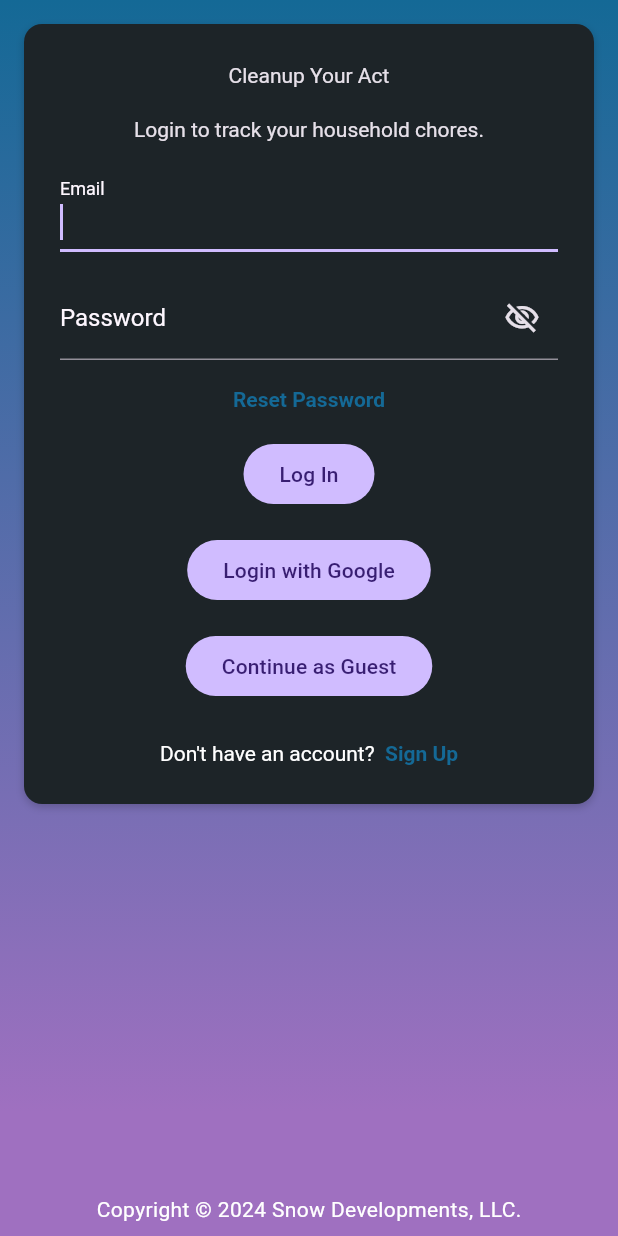
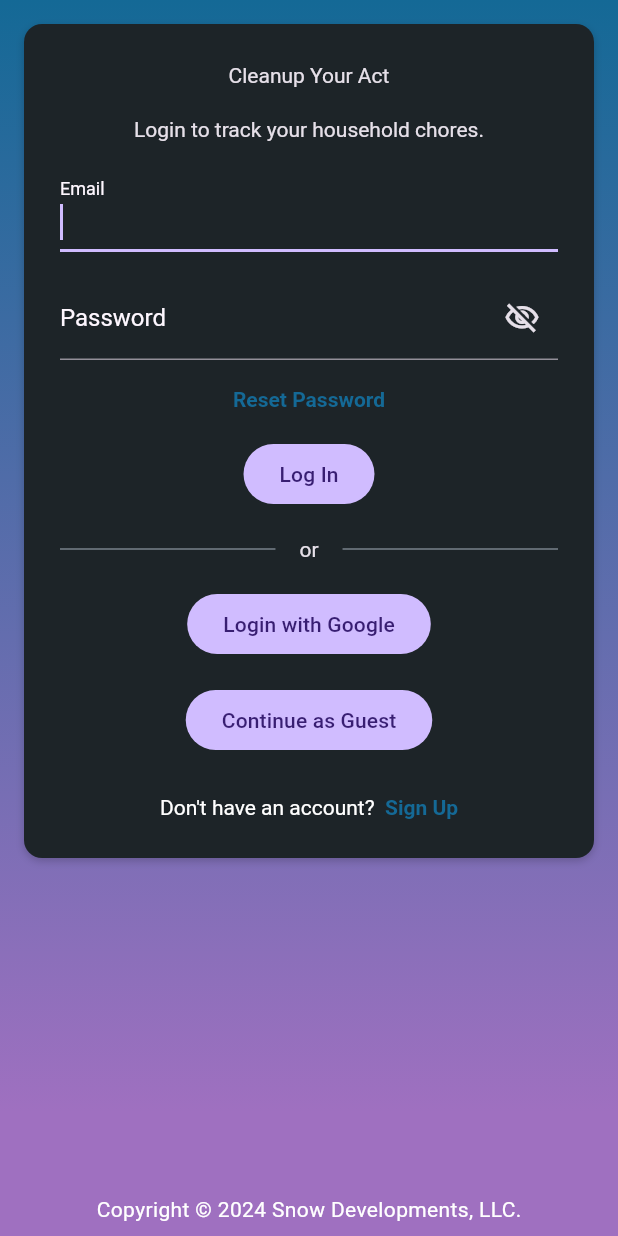
Before and after one commit to chances/chore-chart, a Flutter app: the screen it shows after launch, on a phone screen of 412 x 824 dp. Run offline on Flutter 3.47's test engine with Material 3 defaults, Android fonts, the phone set to English and light mode, and no system bars; our stand-ins replace auto_size_text, flutter_dotenv, go_router, mobx, package_info_plus, supabase and 1 more; accounts and stored records are empty; generated files the repository leaves out were written again; Roboto replaces fonts that are missing (Outfit, Readex Pro).

Commit message:
Fix login form "Or" divider

```diff
--- a/lib/pages/login.dart
+++ b/lib/pages/login.dart
@@ -48,6 +48,45 @@ class _LoginPageState extends State<LoginPage> {
   Widget build(BuildContext context) {
     final config = App.of(context);
 
+    var orDivider = Row(
+                          mainAxisSize: MainAxisSize.max,
+                          children: [
+                            Expanded(
+                              child: Opacity(
+                                opacity: 0.75,
+                                child: Container(
+                                  height: 1.0,
+                                  decoration: BoxDecoration(
+                                    color: ChoresTheme.secondaryText,
+                                  ),
+                                ),
+                              ),
+                            ),
+                            Padding(
+                              padding: EdgeInsetsDirectional.fromSTEB(16.0, 0.0, 16.0, 0.0),
+                              child: Text(
+                                'or',
+                                textAlign: TextAlign.center,
+                                style: Theme.of(context)
+                                    .typography
+                                    .white
+                                    .labelLarge
+                                    ?.copyWith(letterSpacing: 0.0),
+                              ),
+                            ),
+                            Expanded(
+                              child: Opacity(
+                                opacity: 0.75,
+                                child: Container(
+                                  height: 1.0,
+                                  decoration: BoxDecoration(
+                                    color: ChoresTheme.secondaryText,
+                                  ),
+                                ),
+                              ),
+                            ),
+                          ],
+                        );
     return Scaffold(
       body: Container(
         // FIXME: color: ChoresTheme.biceBlue,
@@ -185,68 +224,8 @@ class _LoginPageState extends State<LoginPage> {
                             context.pushReplacementNamed('/');
                           },
                           child: Text('Log In'),
-                          // options: FFButtonOptions(
-                          //   width: double.infinity,
-                          //   height: 44.0,
-                          //   padding: EdgeInsetsDirectional.fromSTEB(
-                          //       0.0, 0.0, 0.0, 0.0),
-                          //   iconPadding: EdgeInsetsDirectional.fromSTEB(
-                          //       0.0, 0.0, 0.0, 0.0),
-                          //   color: Theme.of(context).primary,
-                          //   textStyle: Theme.of(context)
-                          //       .typography
-                          //       .white
-                          //       .titleSmall
-                          //       ?.apply(color: Colors.white)
-                          //       .copyWith(letterSpacing: 0.0),
-                          //   elevation: 3.0,
-                          //   borderSide: BorderSide(
-                          //     color: Colors.transparent,
-                          //     width: 1.0,
-                          //   ),
-                          //   borderRadius: BorderRadius.circular(12.0),
-                          // ),
                         ),
-                        if (false)
-                          Row(
-                            mainAxisSize: MainAxisSize.max,
-                            children: [
-                              Expanded(
-                                child: Opacity(
-                                  opacity: 0.75,
-                                  child: Container(
-                                    height: 1.0,
-                                    decoration: BoxDecoration(
-                                      color: ChoresTheme.secondaryText,
-                                    ),
-                                  ),
-                                ),
-                              ),
-                              Padding(
-                                padding: EdgeInsetsDirectional.fromSTEB(16.0, 0.0, 16.0, 0.0),
-                                child: Text(
-                                  'or',
-                                  textAlign: TextAlign.center,
-                                  style: Theme.of(context)
-                                      .typography
-                                      .white
-                                      .labelLarge
-                                      ?.copyWith(letterSpacing: 0.0),
-                                ),
-                              ),
-                              Expanded(
-                                child: Opacity(
-                                  opacity: 0.75,
-                                  child: Container(
-                                    height: 1.0,
-                                    decoration: BoxDecoration(
-                                      color: ChoresTheme.secondaryText,
-                                    ),
-                                  ),
-                                ),
-                              ),
-                            ],
-                          ),
+                        orDivider,
                         // See https://console.cloud.google.com/apis/credentials?authuser=1&project=chore-chart-fo3w11
                         FilledButton(
                           onPressed: () async {
@@ -269,30 +248,6 @@ class _LoginPageState extends State<LoginPage> {
                           // FIXME: icon: FaIcon(
                           //   FontAwesomeIcons.google,
                           //   size: 20.0,
-                          // ),
-                          // options: FFButtonOptions(
-                          //   width: double.infinity,
-                          //   height: 44.0,
-                          //   padding: EdgeInsetsDirectional.fromSTEB(
-                          //       0.0, 0.0, 0.0, 0.0),
-                          //   iconPadding: EdgeInsetsDirectional.fromSTEB(
-                          //       0.0, 0.0, 0.0, 0.0),
-                          //   color: Theme.of(context).secondaryBackground,
-                          //   textStyle: Theme.of(context)
-                          //       .typography
-                          //       .white
-                          //       .titleSmall
-                          //       ?.apply(
-                          //           // FIXME: color: Theme.of(context).primaryText
-                          //           )
-                          //       .copyWith(letterSpacing: 0.0),
-                          //   elevation: 0.0,
-                          //   borderSide: BorderSide(
-                          //     color: Theme.of(context).alternate,
-                          //     width: 2.0,
-                          //   ),
-                          //   borderRadius: BorderRadius.circular(12.0),
-                          //   hoverColor: Theme.of(context).primaryBackground,
                           // ),
                         ),
                         // FIXME: https://supabase.com/docs/guides/auth/auth-anonymous
@@ -317,30 +272,6 @@ class _LoginPageState extends State<LoginPage> {
                             }
                           },
                           child: Text('Continue as Guest'),
-                          // options: FFButtonOptions(
-                          //   width: double.infinity,
-                          //   height: 44.0,
-                          //   padding: EdgeInsetsDirectional.fromSTEB(
-                          //       0.0, 0.0, 0.0, 0.0),
-                          //   iconPadding: EdgeInsetsDirectional.fromSTEB(
-                          //       0.0, 0.0, 0.0, 0.0),
-                          //   color: Theme.of(context).secondaryBackground,
-                          //   textStyle: Theme.of(context)
-                          //       .typography
-                          //       .white
-                          //       .titleSmall
-                          //       ?.apply(
-                          //         color: Theme.of(context).primaryText,
-                          //       )
-                          //       .copyWith(letterSpacing: 0.0),
-                          //   elevation: 0.0,
-                          //   borderSide: BorderSide(
-                          //     color: Theme.of(context).alternate,
-                          //     width: 2.0,
-                          //   ),
-                          //   borderRadius: BorderRadius.circular(12.0),
-                          //   hoverColor: Theme.of(context).primaryBackground,
-                          // ),
                         ),
                         Padding(
                           padding: EdgeInsetsDirectional.only(top: 8.0),
--- a/lib/theme.dart
+++ b/lib/theme.dart
@@ -47,15 +47,11 @@ class ChoresTheme with ChangeNotifier {
 
   ThemeData get theme => _isDark ? dark : light;
 
-  TextStyle get hyperlink => theme
-        .typography
-        .white
-        .bodyMedium
-        !.apply(color: ChoresTheme.primary)
-        .copyWith(
-          letterSpacing: 0.0,
-          fontWeight: FontWeight.w600,
-        );
+  TextStyle get hyperlink =>
+      theme.typography.white.bodyMedium!.apply(color: ChoresTheme.primary).copyWith(
+            letterSpacing: 0.0,
+            fontWeight: FontWeight.w600,
+          );
 
   void toggleBrightness() {
     _isDark = !_isDark;
@@ -70,7 +66,19 @@ class ChoresTheme with ChangeNotifier {
     cardColor: ChoresTheme.secondaryBackground,
     dialogBackgroundColor: ChoresTheme.primaryBackground,
     dividerColor: ChoresTheme.line,
-    buttonTheme: ButtonThemeData(buttonColor: ChoresTheme.highlight),
+    buttonTheme: ButtonThemeData(
+      buttonColor: ChoresTheme.highlight,
+      hoverColor: ChoresTheme.primaryBackground,
+      textTheme: ButtonTextTheme.primary,
+    ),
+    filledButtonTheme: FilledButtonThemeData(
+      // style: ButtonStyle(
+      //     shape: WidgetStatePropertyAll(OutlinedBorder(
+      //         side: BorderSide(
+      //   color: alternate,
+      //   width: 2.0,
+      // )))),
+    ),
     floatingActionButtonTheme: FloatingActionButtonThemeData(
       foregroundColor: ChoresTheme.primaryButtonText,
       backgroundColor: ChoresTheme.orangePeel,
```
